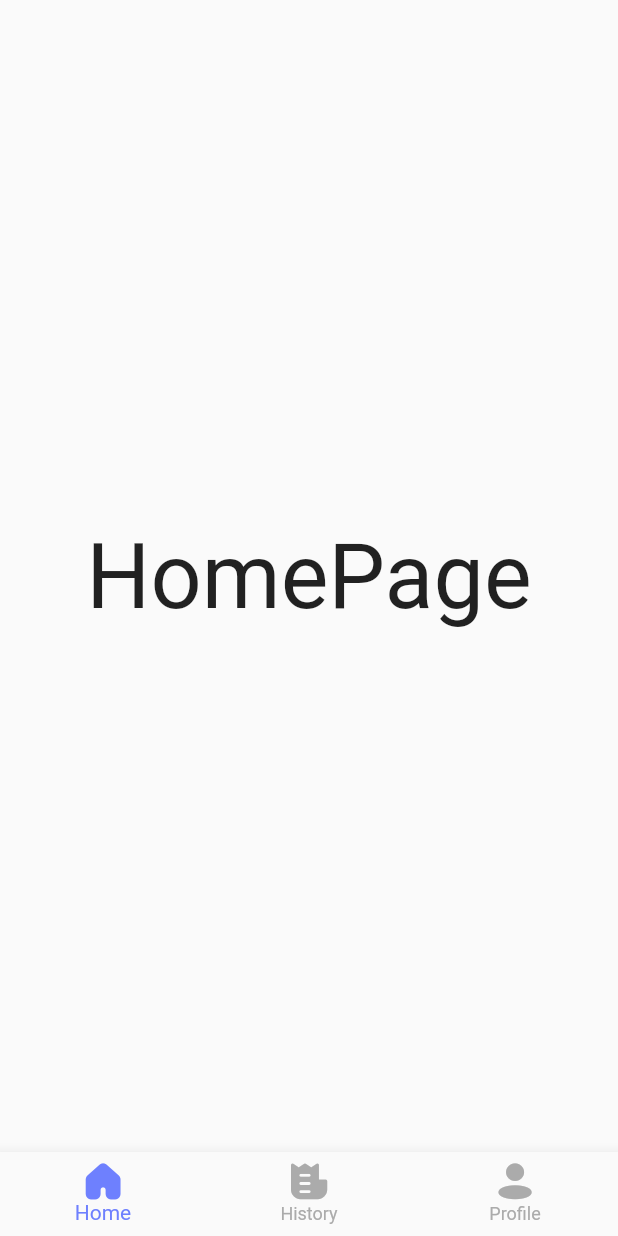
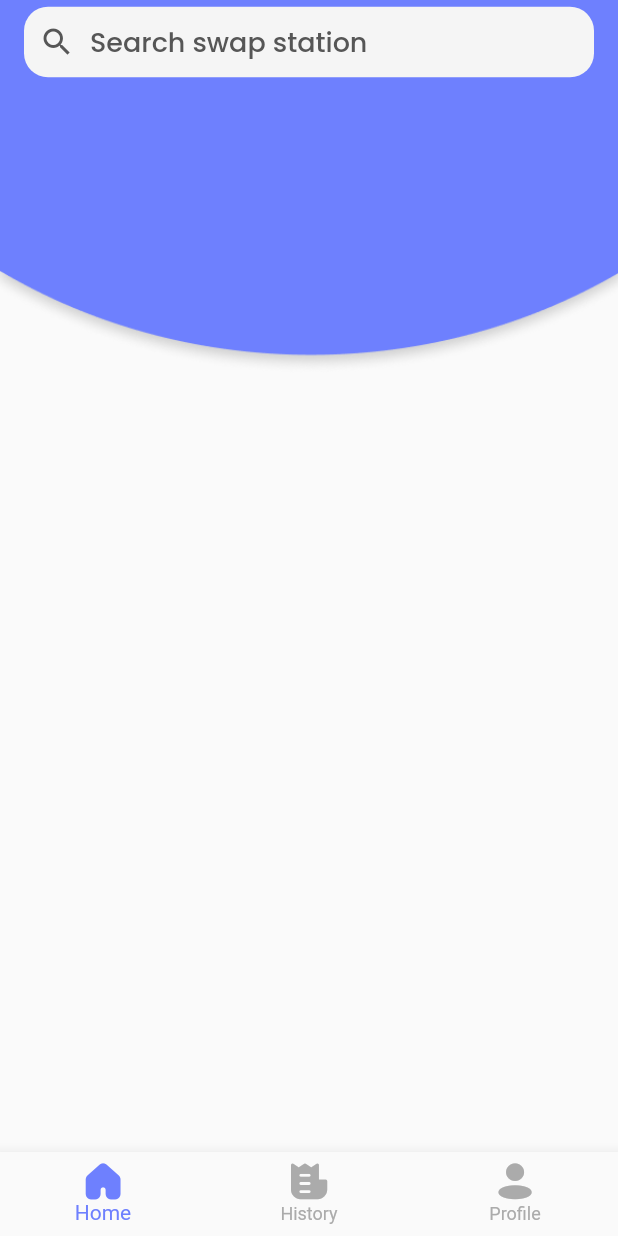
Before and after one commit to tashagrc/swaptry, a Flutter app: the screen it shows after launch, on a phone screen of 412 x 824 dp. Run offline on Flutter 3.47's test engine with Material 2 defaults, Android fonts, the light colour scheme and no system bars; our stand-ins replace firebase_core; accounts and stored records are empty.

Commit message:
homepage update

```diff
--- a/lib/page/home_page.dart
+++ b/lib/page/home_page.dart
@@ -1,4 +1,5 @@
 import 'package:flutter/material.dart';
+import 'package:flutter/widgets.dart';
 
 class HomePage extends StatefulWidget {
   const HomePage({super.key});
@@ -10,9 +11,54 @@ class HomePage extends StatefulWidget {
 class _HomePageState extends State<HomePage> {
   @override
   Widget build(BuildContext context) => MaterialApp(
+    theme: ThemeData(
+      fontFamily: 'Poppins'
+    ),
     home: Scaffold(
-      body: Center(child: Text('HomePage', style: TextStyle(fontSize: 60))),
+      extendBodyBehindAppBar: true,
+      appBar: AppBar(
+        iconTheme: IconThemeData(
+          color: Color(0xff565656),
+        ),
+        backgroundColor: Colors.transparent,
+        elevation: 0,
+        title: Center(
+          child: Container(
+            width: MediaQuery.of(context).size.width,
+            padding: EdgeInsets.all(10),
+            child: Row(
+              children: <Widget>[
+                Icon(Icons.search),
 
+                SizedBox(width: 10),
+                Expanded(
+                  child: Text(
+                    'Search swap station',
+                    style: TextStyle(
+                      color: Color(0xff565656),
+                      fontSize: 18,
+                    ),
+                  ),
+                ),
+              ],
+            ),
+            decoration: BoxDecoration(
+              color: Color(0xfff5f5f5),
+              borderRadius: BorderRadius.circular(16),
+            ),
+          ),
+        ),
+      ),
+
+      body: Stack(
+        children: [
+          Container(
+            height: 250,
+            width: MediaQuery.of(context).size.width,
+            child: Image.asset('assets/img/home_rectangle.png', fit: BoxFit.fill),
+          ),
+        ],
+      ),
     ),
   );
 }
--- a/pubspec.yaml
+++ b/pubspec.yaml
@@ -79,8 +79,8 @@ flutter:
         - asset: assets/icons/Carbonara_swaptry.ttf
 
   # To add assets to your application, add an assets section, like this:
-  # assets:
-  #   - images/a_dot_burr.jpeg
+  assets:
+    - assets/img/
   #   - images/a_dot_ham.jpeg
 
   # An image asset can refer to one or more resolution-specific "variants", see
```
Also changed, not shown: assets/img/home_rectangle.png (added), assets/img/search_icon.png (added).
